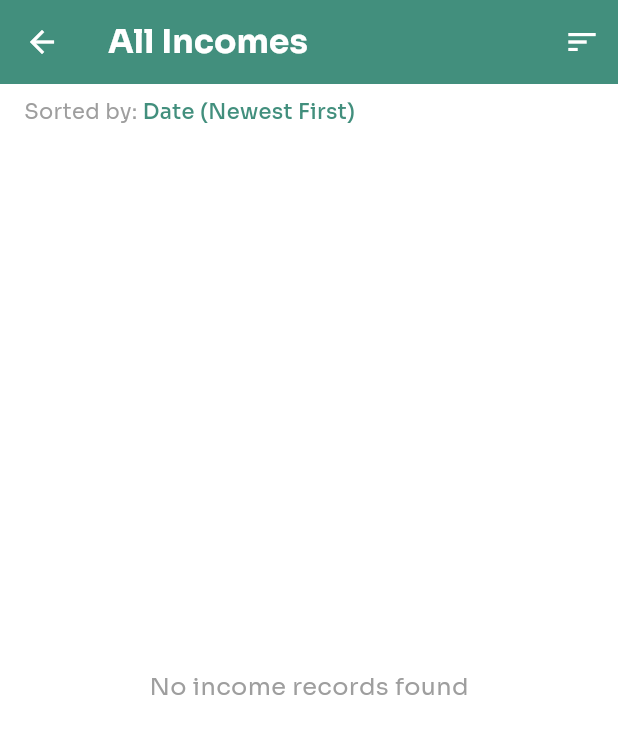
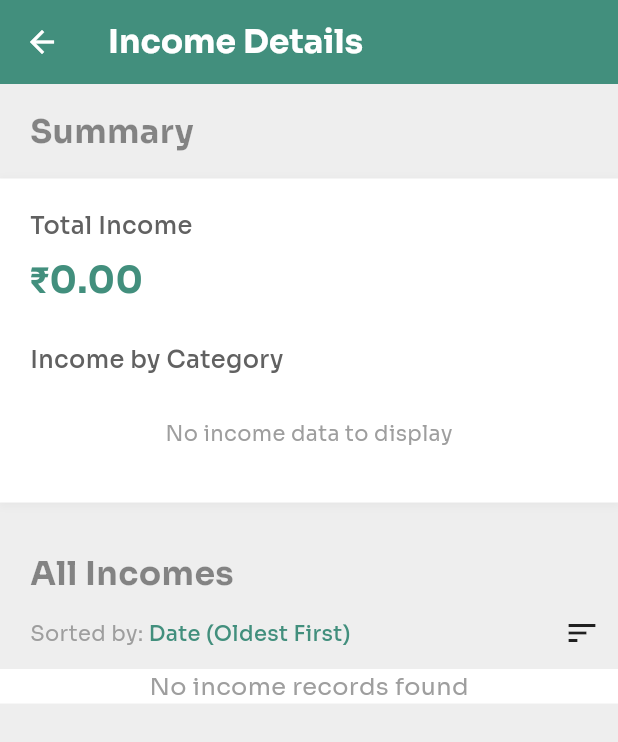
Before and after one commit to balaganeshbala/budgetpro, a Flutter app: the AllIncomesPage screen opened directly with empty values, on a phone screen of 412 x 824 dp. Shown: the top 742 px of the screen. Run offline on Flutter 3.47's test engine with Material 3 defaults, Android fonts, the phone set to English and light mode, and no system bars; our stand-ins replace bloc, equatable, fl_chart, flutter_bloc, flutter_dotenv, supabase_flutter; missing offline and left inert: mat_month_picker_dialog; accounts and stored records are empty.

Commit message:
More detailed income screen

```diff
--- a/lib/pages/income/ui/all_incomes_page.dart
+++ b/lib/pages/income/ui/all_incomes_page.dart
@@ -1,9 +1,13 @@
+import 'package:budgetpro/components/section_header.dart';
 import 'package:budgetpro/models/income_category_enum.dart';
 import 'package:budgetpro/models/income_model.dart';
 import 'package:budgetpro/pages/income/ui/income_details_page.dart';
 import 'package:budgetpro/utits/colors.dart';
 import 'package:budgetpro/utits/utils.dart';
 import 'package:flutter/material.dart';
+
+// Import the new income summary widget
+import 'income_summary_widget.dart'; // Adjust import path as needed
 
 enum IncomeSortType {
   dateNewest,
@@ -23,7 +27,7 @@ class AllIncomesPage extends StatefulWidget {
 
 class _AllIncomesPageState extends State<AllIncomesPage> {
   late List<IncomeModel> _sortedIncomes;
-  IncomeSortType _currentSortType = IncomeSortType.dateNewest;
+  IncomeSortType _currentSortType = IncomeSortType.dateOldest;
   bool _shouldRefresh = false;
 
   @override
@@ -63,12 +67,53 @@ class _AllIncomesPageState extends State<AllIncomesPage> {
       },
       child: Scaffold(
         appBar: AppBar(
-          title: const Text('All Incomes',
+            title: const Text('Income Details',
                 style:
                     TextStyle(fontWeight: FontWeight.bold, fontFamily: "Sora")),
             foregroundColor: Colors.white,
-          backgroundColor: AppColors.primaryColor,
-          actions: [
+            backgroundColor: AppColors.primaryColor),
+        body: Container(
+          color: Colors.grey.shade200,
+          height: MediaQuery.of(context).size.height,
+          child: SafeArea(
+            child: SingleChildScrollView(
+              child: Column(
+                crossAxisAlignment: CrossAxisAlignment.start,
+                children: [
+                  const SizedBox(height: 16),
+                  const SectionHeader(text: 'Summary'),
+                  // Income Summary Widget
+                  IncomeSummaryWidget(incomes: widget.incomes),
+
+                  const SizedBox(height: 16),
+                  const SectionHeader(text: 'All Incomes'),
+                  // Sort indicator
+                  Row(children: [
+                    Padding(
+                      padding: const EdgeInsets.symmetric(
+                          horizontal: 20, vertical: 8),
+                      child: Row(
+                        children: [
+                          const Text(
+                            'Sorted by: ',
+                            style: TextStyle(
+                              fontFamily: "Sora",
+                              fontWeight: FontWeight.w400,
+                              color: Colors.grey,
+                            ),
+                          ),
+                          Text(
+                            _getSortTypeText(),
+                            style: const TextStyle(
+                              fontFamily: "Sora",
+                              fontWeight: FontWeight.w500,
+                              color: AppColors.primaryColor,
+                            ),
+                          ),
+                        ],
+                      ),
+                    ),
+                    const Spacer(),
                     PopupMenuButton<IncomeSortType>(
                       icon: const Icon(Icons.sort),
                       onSelected: (IncomeSortType result) {
@@ -97,38 +142,10 @@ class _AllIncomesPageState extends State<AllIncomesPage> {
                         ),
                       ],
                     ),
-          ],
-        ),
-        body: SafeArea(
-          child: Column(
-            children: [
-              // Sort indicator
-              Padding(
-                padding:
-                    const EdgeInsets.symmetric(horizontal: 16, vertical: 8),
-                child: Row(
-                  children: [
-                    const Text(
-                      'Sorted by: ',
-                      style: TextStyle(
-                        fontFamily: "Sora",
-                        fontWeight: FontWeight.w400,
-                        color: Colors.grey,
-                      ),
-                    ),
-                    Text(
-                      _getSortTypeText(),
-                      style: const TextStyle(
-                        fontFamily: "Sora",
-                        fontWeight: FontWeight.w500,
-                        color: AppColors.primaryColor,
-                      ),
-                    ),
-                  ],
-                ),
-              ),
+                  ]),
                   // Incomes list
-              Expanded(
+                  Container(
+                    color: Colors.white,
                     child: _sortedIncomes.isEmpty
                         ? const Center(
                             child: Text(
@@ -142,7 +159,7 @@ class _AllIncomesPageState extends State<AllIncomesPage> {
                           )
                         : ListView.separated(
                             padding: const EdgeInsets.all(8),
-                        physics: const AlwaysScrollableScrollPhysics(),
+                            physics: const NeverScrollableScrollPhysics(),
                             shrinkWrap: true,
                             itemCount: _sortedIncomes.length,
                             separatorBuilder: (context, index) {
@@ -172,6 +189,8 @@ class _AllIncomesPageState extends State<AllIncomesPage> {
                           ),
                   ),
                 ],
+              ),
+            ),
           ),
         ),
       ),
--- /dev/null
+++ b/lib/pages/income/ui/income_summary_widget.dart
@@ -0,0 +1,192 @@
+import 'package:flutter/material.dart';
+import 'package:budgetpro/models/income_model.dart';
+import 'package:budgetpro/models/income_category_enum.dart';
+import 'package:budgetpro/utits/colors.dart';
+import 'package:budgetpro/utits/utils.dart';
+
+class IncomeSummaryWidget extends StatelessWidget {
+  final List<IncomeModel> incomes;
+
+  const IncomeSummaryWidget({Key? key, required this.incomes})
+      : super(key: key);
+
+  @override
+  Widget build(BuildContext context) {
+    // Calculate total income
+    double totalIncome = incomes.fold(0, (sum, income) => sum + income.amount);
+
+    // Process incomes by category
+    Map<IncomeCategory, double> categoryTotals = {};
+    for (var income in incomes) {
+      if (categoryTotals.containsKey(income.category)) {
+        categoryTotals[income.category] =
+            categoryTotals[income.category]! + income.amount;
+      } else {
+        categoryTotals[income.category] = income.amount;
+      }
+    }
+
+    // Sort categories by amount (descending)
+    List<MapEntry<IncomeCategory, double>> sortedCategories =
+        categoryTotals.entries.toList()
+          ..sort((a, b) => b.value.compareTo(a.value));
+
+    return Container(
+      margin: const EdgeInsets.symmetric(vertical: 16),
+      padding: const EdgeInsets.all(20),
+      decoration: BoxDecoration(
+        color: Colors.white,
+        boxShadow: [
+          BoxShadow(
+            color: Colors.grey.withOpacity(0.1),
+            spreadRadius: 1,
+            blurRadius: 4,
+            offset: const Offset(0, 1),
+          ),
+        ],
+      ),
+      child: Column(
+        crossAxisAlignment: CrossAxisAlignment.start,
+        children: [
+          // Total income section
+          Text(
+            'Total Income',
+            style: TextStyle(
+              fontSize: 16,
+              fontFamily: "Sora",
+              fontWeight: FontWeight.w500,
+              color: Colors.grey.shade700,
+            ),
+          ),
+          const SizedBox(height: 8),
+          Text(
+            Utils.formatRupees(totalIncome),
+            style: const TextStyle(
+              fontSize: 24,
+              fontFamily: "Sora",
+              fontWeight: FontWeight.bold,
+              color: AppColors.primaryColor,
+            ),
+          ),
+          const SizedBox(height: 24),
+
+          // Category breakdown header
+          Text(
+            'Income by Category',
+            style: TextStyle(
+              fontSize: 16,
+              fontFamily: "Sora",
+              fontWeight: FontWeight.w500,
+              color: Colors.grey.shade700,
+            ),
+          ),
+          const SizedBox(height: 12),
+
+          // Category breakdown list
+          if (incomes.isEmpty)
+            const Center(
+              child: Padding(
+                padding: EdgeInsets.symmetric(vertical: 16.0),
+                child: Text(
+                  'No income data to display',
+                  style: TextStyle(
+                    fontSize: 14,
+                    fontFamily: "Sora",
+                    color: Colors.grey,
+                  ),
+                ),
+              ),
+            )
+          else
+            ListView.builder(
+              physics: const NeverScrollableScrollPhysics(),
+              shrinkWrap: true,
+              itemCount: sortedCategories.length,
+              itemBuilder: (context, index) {
+                final category = sortedCategories[index].key;
+                final amount = sortedCategories[index].value;
+                final percent = (amount / totalIncome) * 100;
+
+                return _buildCategoryItem(
+                  category: category,
+                  amount: amount,
+                  percent: percent,
+                );
+              },
+            ),
+        ],
+      ),
+    );
+  }
+
+  Widget _buildCategoryItem({
+    required IncomeCategory category,
+    required double amount,
+    required double percent,
+  }) {
+    return Padding(
+      padding: const EdgeInsets.symmetric(vertical: 8),
+      child: Row(
+        children: [
+          // Category icon
+          Container(
+            width: 32,
+            height: 32,
+            decoration: BoxDecoration(
+              color: category.color.withOpacity(0.2),
+              borderRadius: BorderRadius.circular(8),
+            ),
+            child: Icon(
+              category.icon,
+              size: 18,
+              color: category.color,
+            ),
+          ),
+          const SizedBox(width: 12),
+
+          // Category name
+          Expanded(
+            flex: 3,
+            child: Text(
+              category.displayName,
+              style: const TextStyle(
+                fontSize: 14,
+                fontFamily: "Sora",
+                fontWeight: FontWeight.w500,
+              ),
+            ),
+          ),
+
+          // Amount
+          Expanded(
+            flex: 3,
+            child: Text(
+              Utils.formatRupees(amount),
+              style: const TextStyle(
+                fontSize: 14,
+                fontFamily: "Sora",
+                fontWeight: FontWeight.w600,
+              ),
+              textAlign: TextAlign.right,
+            ),
+          ),
+
+          // Percentage
+          Expanded(
+            flex: 2,
+            child: Text(
+              '${percent.toStringAsFixed(1)}%',
+              style: const TextStyle(
+                fontSize: 14,
+                fontFamily: "Sora",
+                fontWeight: FontWeight.w500,
+                color: AppColors.primaryColor,
+              ),
+              textAlign: TextAlign.right,
+            ),
+          ),
+        ],
+      ),
+    );
+  }
+}
```
Lines whose indentation alone changed are shown as unchanged.
